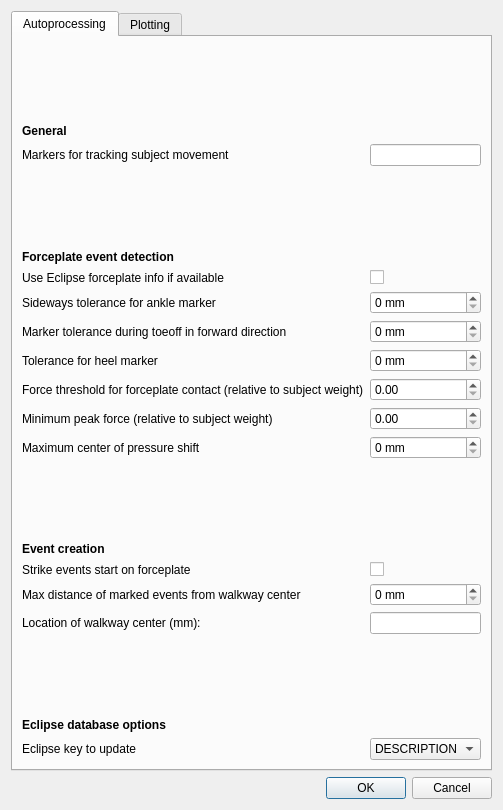
The window that nexus_scripts/autoproc_dialog.ui (NCH-Motion-Laboratory/gaitutils) describes before a commit, drawn with Qt 5.
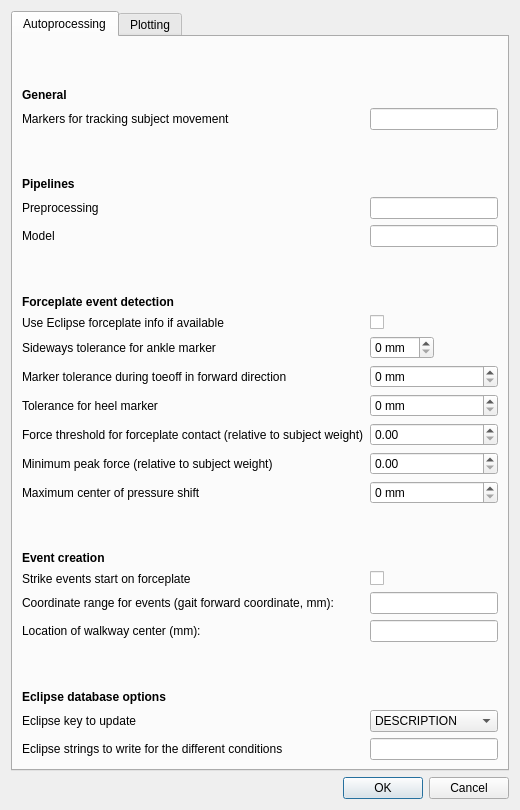
The same window after the commit.

Commit message: cfg + config dialog fixes

```diff
--- a/nexus_scripts/autoproc_dialog.ui
+++ b/nexus_scripts/autoproc_dialog.ui
@@ -6,7 +6,7 @@
    <rect>
     <x>0</x>
     <y>0</y>
-    <width>435</width>
+    <width>520</width>
     <height>810</height>
    </rect>
   </property>
@@ -36,6 +36,12 @@
       <layout class="QVBoxLayout" name="verticalLayout">
        <item>
         <layout class="QFormLayout" name="formLayout">
+         <property name="labelAlignment">
+          <set>Qt::AlignLeading|Qt::AlignLeft|Qt::AlignVCenter</set>
+         </property>
+         <property name="formAlignment">
+          <set>Qt::AlignLeading|Qt::AlignLeft|Qt::AlignTop</set>
+         </property>
          <item row="0" column="0">
           <spacer name="verticalSpacer">
            <property name="orientation">
@@ -62,7 +68,7 @@
            </property>
           </widget>
          </item>
-         <item row="4" column="0">
+         <item row="8" column="0">
           <widget class="QLabel" name="label_3">
            <property name="font">
             <font>
@@ -75,70 +81,79 @@
            </property>
           </widget>
          </item>
-         <item row="5" column="0">
+         <item row="9" column="0">
           <widget class="QLabel" name="label_14">
            <property name="text">
             <string>Use Eclipse forceplate info if available</string>
            </property>
           </widget>
          </item>
-         <item row="5" column="1">
+         <item row="9" column="1">
           <widget class="QCheckBox" name="cfg_use_eclipse_fp_info">
            <property name="text">
             <string/>
            </property>
           </widget>
          </item>
-         <item row="6" column="0">
+         <item row="10" column="0">
           <widget class="QLabel" name="label">
            <property name="text">
             <string>Sideways tolerance for ankle marker</string>
            </property>
           </widget>
          </item>
-         <item row="6" column="1">
+         <item row="10" column="1">
           <widget class="QSpinBox" name="cfg_ankle_sideways_tol">
+           <property name="sizePolicy">
+            <sizepolicy hsizetype="Fixed" vsizetype="Fixed">
+             <horstretch>0</horstretch>
+             <verstretch>0</verstretch>
+            </sizepolicy>
+           </property>
+           <property name="layoutDirection">
+            <enum>Qt::LeftToRight</enum>
+           </property>
            <property name="suffix">
             <string> mm</string>
            </property>
           </widget>
          </item>
-         <item row="7" column="0">
+         <item row="11" column="0">
           <widget class="QLabel" name="label_7">
            <property name="text">
             <string>Marker tolerance during toeoff in forward direction</string>
            </property>
           </widget>
          </item>
-         <item row="7" column="1">
+         <item row="11" column="1">
           <widget class="QSpinBox" name="cfg_toeoff_marker_tol">
            <property name="suffix">
             <string> mm</string>
            </property>
           </widget>
          </item>
-         <item row="8" column="0">
+         <item row="12" column="0">
           <widget class="QLabel" name="label_9">
            <property name="text">
             <string>Tolerance for heel marker</string>
            </property>
           </widget>
          </item>
-         <item row="8" column="1">
+         <item row="12" column="1">
           <widget class="QSpinBox" name="cfg_heel_strike_tol">
            <property name="suffix">
             <string> mm</string>
            </property>
           </widget>
          </item>
-         <item row="9" column="0">
+         <item row="13" column="0">
           <widget class="QLabel" name="label_4">
            <property name="text">
             <string>Force threshold for forceplate contact (relative to subject weight)</string>
            </property>
           </widget>
          </item>
-         <item row="9" column="1">
+         <item row="13" column="1">
           <widget class="QDoubleSpinBox" name="cfg_forceplate_contact_threshold">
            <property name="suffix">
             <string> </string>
@@ -151,14 +166,14 @@
            </property>
           </widget>
          </item>
-         <item row="10" column="0">
+         <item row="14" column="0">
           <widget class="QLabel" name="label_5">
            <property name="text">
             <string>Minimum peak force (relative to subject weight)</string>
            </property>
           </widget>
          </item>
-         <item row="10" column="1">
+         <item row="14" column="1">
           <widget class="QDoubleSpinBox" name="cfg_forceplate_min_weight">
            <property name="suffix">
             <string> </string>
@@ -171,14 +186,14 @@
            </property>
           </widget>
          </item>
-         <item row="11" column="0">
+         <item row="15" column="0">
           <widget class="QLabel" name="label_8">
            <property name="text">
             <string>Maximum center of pressure shift</string>
            </property>
           </widget>
          </item>
-         <item row="11" column="1">
+         <item row="15" column="1">
           <widget class="QSpinBox" name="cfg_cop_shift_max">
            <property name="suffix">
             <string> mm</string>
@@ -188,7 +203,7 @@
            </property>
           </widget>
          </item>
-         <item row="12" column="0">
+         <item row="16" column="0">
           <spacer name="verticalSpacer_2">
            <property name="orientation">
             <enum>Qt::Vertical</enum>
@@ -201,7 +216,7 @@
            </property>
           </spacer>
          </item>
-         <item row="13" column="0">
+         <item row="17" column="0">
           <widget class="QLabel" name="label_10">
            <property name="font">
             <font>
@@ -214,48 +229,38 @@
            </property>
           </widget>
          </item>
-         <item row="14" column="0">
+         <item row="18" column="0">
           <widget class="QLabel" name="label_6">
            <property name="text">
             <string>Strike events start on forceplate</string>
            </property>
           </widget>
          </item>
-         <item row="14" column="1">
+         <item row="18" column="1">
           <widget class="QCheckBox" name="cfg_start_on_forceplate">
            <property name="text">
             <string/>
            </property>
           </widget>
          </item>
-         <item row="15" column="0">
+         <item row="19" column="0">
           <widget class="QLabel" name="label_2">
            <property name="text">
-            <string>Max distance of marked events from walkway center</string>
+            <string>Coordinate range for events (gait forward coordinate, mm):</string>
            </property>
           </widget>
          </item>
-         <item row="15" column="1">
-          <widget class="QSpinBox" name="cfg_automark_max_dist">
-           <property name="suffix">
-            <string> mm</string>
-           </property>
-           <property name="maximum">
-            <number>10000</number>
-           </property>
-          </widget>
-         </item>
-         <item row="16" column="0">
+         <item row="20" column="0">
           <widget class="QLabel" name="label_18">
            <property name="text">
             <string>Location of walkway center (mm):</string>
            </property>
           </widget>
          </item>
-         <item row="16" column="1">
+         <item row="20" column="1">
           <widget class="QLineEdit" name="cfg_walkway_ctr"/>
          </item>
-         <item row="17" column="0">
+         <item row="21" column="0">
           <spacer name="verticalSpacer_3">
            <property name="orientation">
             <enum>Qt::Vertical</enum>
@@ -268,7 +273,7 @@
            </property>
           </spacer>
          </item>
-         <item row="18" column="0">
+         <item row="22" column="0">
           <widget class="QLabel" name="label_11">
            <property name="font">
             <font>
@@ -281,14 +286,14 @@
            </property>
           </widget>
          </item>
-         <item row="19" column="0">
+         <item row="23" column="0">
           <widget class="QLabel" name="label_12">
            <property name="text">
             <string>Eclipse key to update</string>
            </property>
           </widget>
          </item>
-         <item row="19" column="1">
+         <item row="23" column="1">
           <widget class="QComboBox" name="cfg_eclipse_write_key">
            <item>
             <property name="text">
@@ -317,7 +322,7 @@
            </property>
           </widget>
          </item>
-         <item row="3" column="0">
+         <item row="7" column="0">
           <spacer name="verticalSpacer_4">
            <property name="orientation">
             <enum>Qt::Vertical</enum>
@@ -330,6 +335,65 @@
            </property>
           </spacer>
          </item>
+         <item row="19" column="1">
+          <widget class="QLineEdit" name="cfg_events_range"/>
+         </item>
+         <item row="4" column="0">
+          <widget class="QLabel" name="label_16">
+           <property name="font">
+            <font>
+             <weight>75</weight>
+             <bold>true</bold>
+            </font>
+           </property>
+           <property name="text">
+            <string>Pipelines</string>
+           </property>
+          </widget>
+         </item>
+         <item row="3" column="0">
+          <spacer name="verticalSpacer_5">
+           <property name="orientation">
+            <enum>Qt::Vertical</enum>
+           </property>
+           <property name="sizeHint" stdset="0">
+            <size>
+             <width>20</width>
+             <height>20</height>
+            </size>
+           </property>
+          </spacer>
+         </item>
+         <item row="5" column="0">
+          <widget class="QLabel" name="label_17">
+           <property name="text">
+            <string>Preprocessing</string>
+           </property>
+          </widget>
+         </item>
+         <item row="5" column="1">
+          <widget class="QLineEdit" name="cfg_pre_pipelines"/>
+         </item>
+         <item row="6" column="0">
+          <widget class="QLabel" name="label_19">
+           <property name="text">
+            <string>Model</string>
+           </property>
+          </widget>
+         </item>
+         <item row="6" column="1">
+          <widget class="QLineEdit" name="cfg_model_pipelines"/>
+         </item>
+         <item row="24" column="0">
+          <widget class="QLabel" name="label_20">
+           <property name="text">
+            <string>Eclipse strings to write for the different conditions</string>
+           </property>
+          </widget>
+         </item>
+         <item row="24" column="1">
+          <widget class="QLineEdit" name="cfg_enf_descriptions"/>
+         </item>
         </layout>
        </item>
       </layout>
```
The commit also changes 4 other files.
